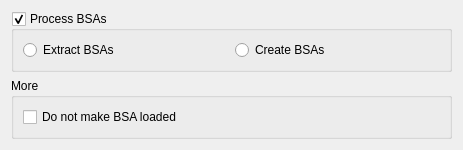
Qt form src/gui/AdvancedBSAModule.ui (Guekka/cathedral-assets-optimizer) before a commit.
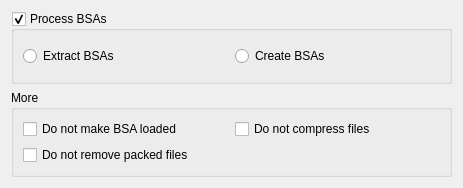
The same form after that commit.

```diff
--- a/src/gui/AdvancedBSAModule.ui
+++ b/src/gui/AdvancedBSAModule.ui
@@ -7,7 +7,7 @@
     <x>0</x>
     <y>0</y>
     <width>463</width>
-    <height>144</height>
+    <height>188</height>
    </rect>
   </property>
   <property name="windowTitle">
@@ -67,6 +67,13 @@
       <bool>false</bool>
      </property>
      <layout class="QGridLayout" name="gridLayout_5">
+      <item row="0" column="1">
+       <widget class="QCheckBox" name="dontCompress">
+        <property name="text">
+         <string>Do not compress files</string>
+        </property>
+       </widget>
+      </item>
       <item row="0" column="0">
        <widget class="QCheckBox" name="dontMakeLoaded">
         <property name="cursor">
@@ -80,6 +87,13 @@
         </property>
        </widget>
       </item>
+      <item row="1" column="0">
+       <widget class="QCheckBox" name="dontRemoveFiles">
+        <property name="text">
+         <string>Do not remove packed files</string>
+        </property>
+       </widget>
+      </item>
      </layout>
     </widget>
    </item>
```
